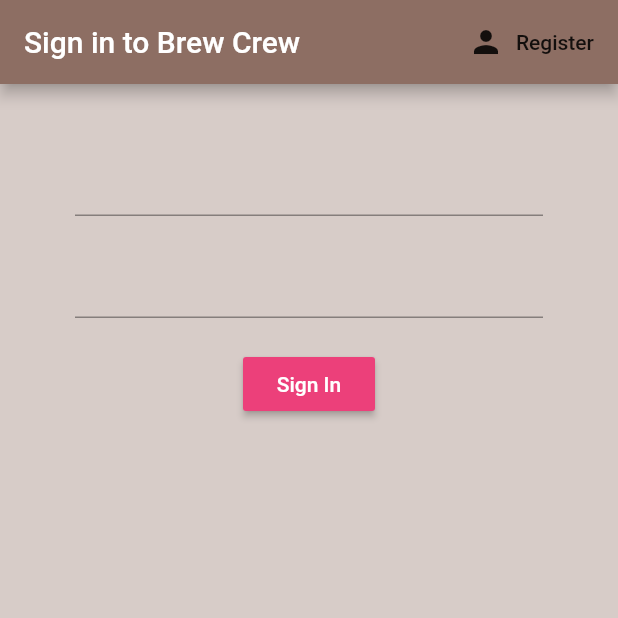
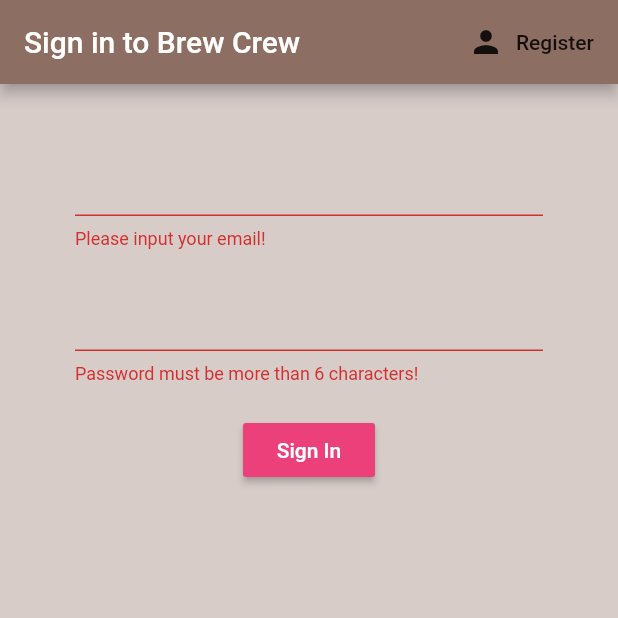
Before and after one commit to dkbac/brew_crew, a Flutter app: the screen it shows after launch, after a tap on "Sign In", on a phone screen of 412 x 824 dp, the top half of it. Run offline on Flutter 3.47's test engine with Material 2 defaults, Android fonts, the phone set to English and light mode, and no system bars; our stand-ins replace firebase_auth; accounts and stored records are empty.

Commit message:
Develop the Register and Sign In function and both of them works well

```diff
--- a/lib/screens/authenticate/sign_in.dart
+++ b/lib/screens/authenticate/sign_in.dart
@@ -16,10 +16,12 @@ class SignIn extends StatefulWidget {
 class _SignInState extends State<SignIn> {
 
   final AuthService _auth = AuthService();
+  final _formKey = GlobalKey<FormState>();
 
   // Variables
     String email = '';
     String password = '';
+    String error = '';
 
   @override
   Widget build(BuildContext context) {
@@ -42,16 +44,19 @@ class _SignInState extends State<SignIn> {
       body: Container(
         padding: EdgeInsets.symmetric(vertical: 20.0, horizontal: 50.0),
         child: Form(
+          key: _formKey,
           child: Column(
             children: <Widget>[
               SizedBox(height: 20),
               TextFormField(
+                validator: (val) => val.isEmpty ? "Please input your email!" : null,
                 onChanged: (val) {
                   setState(() => email = val);
                 },
               ),
               SizedBox(height: 20),
               TextFormField(
+                validator: (val) => val.length < 6 ? "Password must be more than 6 characters!" : null,
                 obscureText: true,
                 onChanged: (val) {
                   setState(() => password = val);
@@ -65,10 +70,23 @@ class _SignInState extends State<SignIn> {
                   style: TextStyle(color: Colors.white),
                 ),
                 onPressed: () async {
-                  print(email);
-                  print(password);
+                  if (_formKey.currentState.validate()) {
+                    print(email);
+                    print(password);
+                    dynamic result = await _auth.signInWithEmalAndPassword(email, password);
+                    if (result == null) {
+                      setState(() => error = 'Sign in failed');
+                    }
+                  }
                 },
               ),
+              SizedBox(height: 12.0,),
+              Text(
+                error,
+                style: TextStyle(
+                  color: Colors.red,
+                ),
+              )
             ],
           ),
         ),
--- a/lib/services/auth.dart
+++ b/lib/services/auth.dart
@@ -29,8 +29,27 @@ class AuthService {
   }
 
   // Sign in with email and password
-
+  Future signInWithEmalAndPassword(String email, String password) async{
+    try {
+      AuthResult result = await _auth.signInWithEmailAndPassword(email: email, password: password);
+      FirebaseUser user = result.user;
+      return _userFromFirebase(user);
+    } catch(e) {
+      print(e.toString());
+      return null;
+    }
+  }
   // register with email and password
+  Future registerWithEmailAndPassword(String email, String password) async {
+    try {
+      AuthResult result = await _auth.createUserWithEmailAndPassword(email: email, password: password);
+      FirebaseUser user = result.user;
+      return _userFromFirebase(user);
+    } catch(e) {
+      print(e.toString());
+      return null;
+    }
+  }
 
   // Sign out
   Future signingOut() async {
```
Also changed, not shown: lib/screens/authenticate/register.dart (+20 -2 lines).
